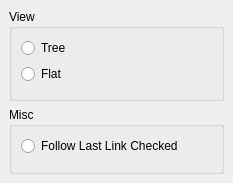
First picture: the form in src/ui/settings/configresultsdialog.ui, repository KDE/klinkstatus, before the edit.
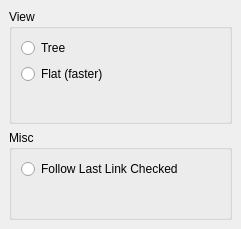
Second picture: the form after the edit.

Commit message: Fix browser identification icon

The edit to the form file:
```diff
--- a/src/ui/settings/configresultsdialog.ui
+++ b/src/ui/settings/configresultsdialog.ui
@@ -5,8 +5,8 @@
    <rect>
     <x>0</x>
     <y>0</y>
-    <width>233</width>
-    <height>183</height>
+    <width>241</width>
+    <height>229</height>
    </rect>
   </property>
   <layout class="QVBoxLayout" >
@@ -46,7 +46,7 @@
         <item>
          <widget class="QRadioButton" name="kcfg_DisplayFlatView" >
           <property name="text" >
-           <string>Flat</string>
+           <string>Flat (faster)</string>
           </property>
          </widget>
         </item>
```
Left out of the diff: 60 changed lines with no effect on the pictures. The commit also changes 1 other file.
